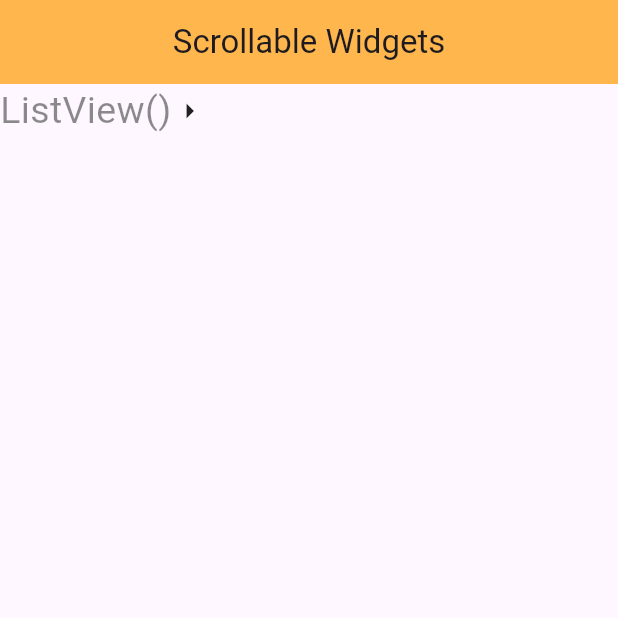
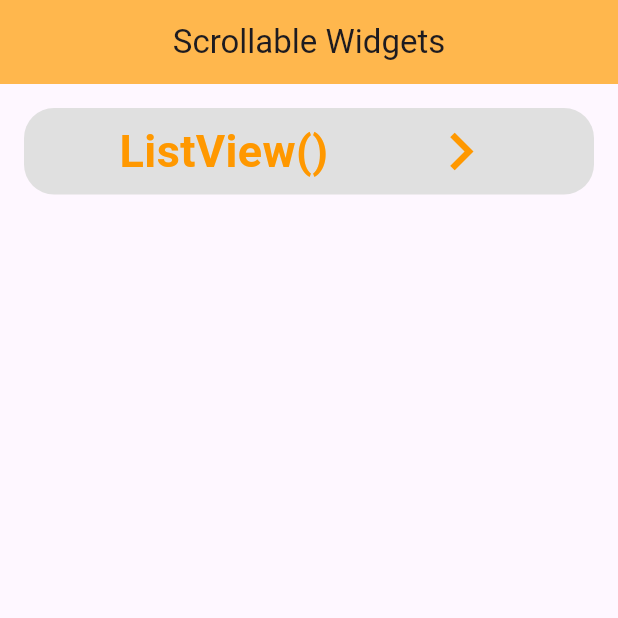
Before and after one commit to Ratndeep1999/scrollable_widgets, a Flutter app: the screen it shows after launch, on a phone screen of 412 x 824 dp, the top half of it. Run offline on Flutter 3.47's test engine with Material 3 defaults, Android fonts, the phone set to English and light mode, and no system bars.

Commit message:
home_page.dart : list item add,

```diff
--- a/lib/home_page.dart
+++ b/lib/home_page.dart
@@ -1,3 +1,5 @@
+import 'dart:math';
+
 import 'package:flutter/material.dart';
 
 class HomePage extends StatelessWidget {
@@ -14,11 +16,36 @@
       body: SafeArea(
         child: Column(
           children: [
-            Row(
-              children: [
-                Text('ListView()', style: TextStyle(fontSize: 25, color: Colors.black45),),
-                Icon(Icons.arrow_right)
-              ],
+            Padding(
+              padding: const EdgeInsets.all(16.0),
+              child: SizedBox(
+                height: MediaQuery.of(context).size.height * 0.07,
+                width: double.infinity,
+                child: DecoratedBox(
+                  decoration: BoxDecoration(
+                    borderRadius: BorderRadius.circular(20.0),
+                    color: Colors.grey[300]
+                  ),
+                  child: Row(
+                    mainAxisAlignment: MainAxisAlignment.spaceEvenly,
+                    children: [
+                      Text(
+                        'ListView()',
+                        style: TextStyle(
+                          fontSize: 30,
+                          fontWeight: FontWeight.w700,
+                          color: Colors.orange,
+                        ),
+                      ),
+                      Icon(
+                        Icons.navigate_next,
+                        size: 50,
+                        color: Colors.orange,
+                      )
+                    ],
+                  ),
+                ),
+              ),
             )
           ],
         ),
```
